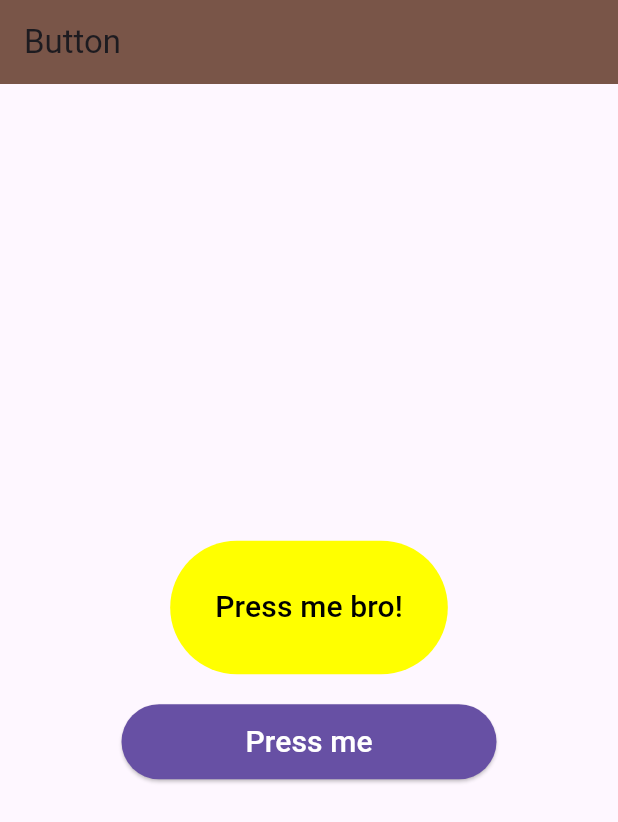
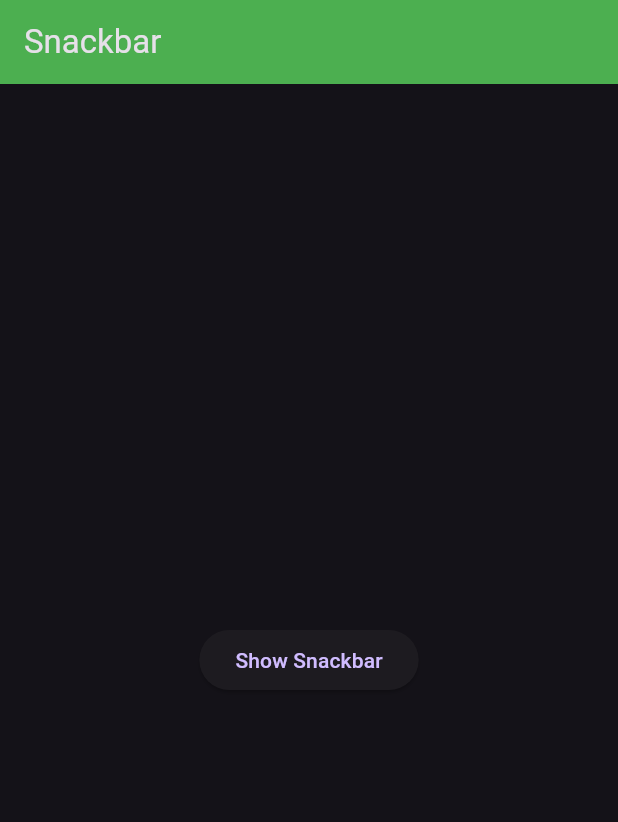
Before and after one commit to dhruv20047228/flutter-dev, a Flutter app: the screen it shows after launch, on a phone screen of 412 x 824 dp. Shown: the top 822 px of the screen. Run offline on Flutter 3.47's test engine with Material 3 defaults, Android fonts, the phone set to English and light mode, and no system bars.

Commit message:
Snackbar Added

```diff
--- a/lib/main.dart
+++ b/lib/main.dart
@@ -1,13 +1,19 @@
 import 'package:flutter/material.dart';
-import 'package:my_app/widgets/button.dart';
+import 'package:my_app/widgets/snackbar.dart';
 
-void main() => runApp(MyApp());
+void main() => (runApp(MyApp()));
 
 class MyApp extends StatelessWidget {
   const MyApp({super.key});
 
   @override
   Widget build(BuildContext context) {
-    return MaterialApp(debugShowCheckedModeBanner: false, home: Button());
+    return MaterialApp(
+      theme: ThemeData(
+        brightness: Brightness.dark, primaryColor: Colors.amber
+      ),
+      debugShowCheckedModeBanner: false,
+      home: SnackBarWidget()
+    );
   }
 }
--- /dev/null
+++ b/lib/widgets/snackbar.dart
@@ -0,0 +1,36 @@
+import 'package:flutter/material.dart';
+
+class SnackBarWidget extends StatelessWidget {
+  const SnackBarWidget({super.key});
+
+  @override
+  Widget build(BuildContext context) {
+    return Scaffold(
+      appBar: AppBar(title: Text('Snackbar'), backgroundColor: Colors.green),
+      body: Container(
+        child: Center(
+          child: ElevatedButton(
+            onPressed: () {
+              final snackbar = SnackBar(
+                action: SnackBarAction(
+                  label: 'Undo',
+                  textColor: Colors.blue,
+                  onPressed: () {},
+                ),
+                shape: RoundedRectangleBorder(
+                  borderRadius: BorderRadius.circular(20),
+                ),
+                behavior: SnackBarBehavior.floating,
+                duration: const Duration(milliseconds: 3000),
+
+                content: Text('This is an error'),
+              );
+              ScaffoldMessenger.of(context).showSnackBar(snackbar);
+            },
+            child: Text('Show Snackbar'),
+          ),
+        ),
+      ),
+    );
+  }
+}
```
